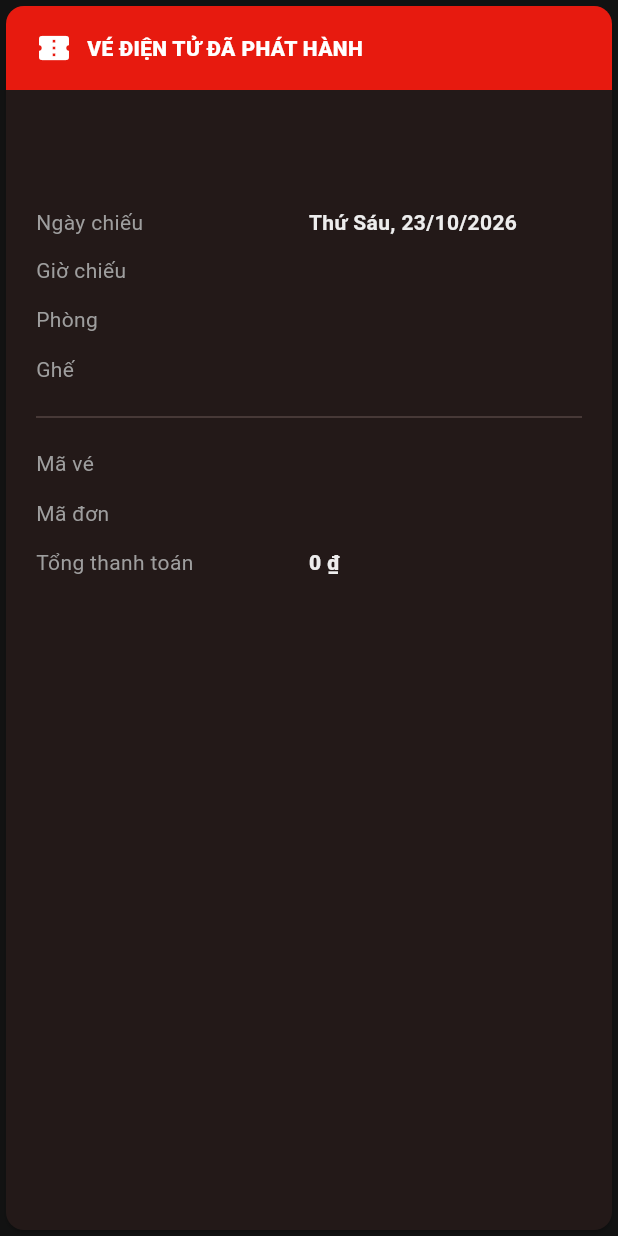
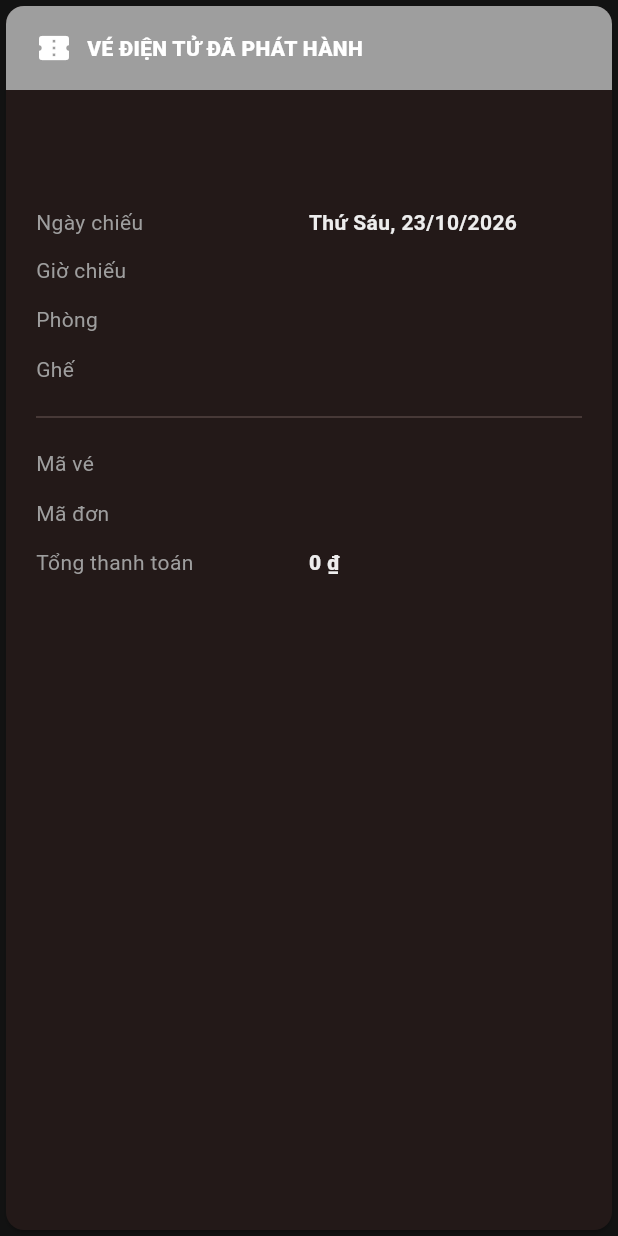
Before and after one commit to TuongVy-dev/CinemaBookingApp, a Flutter app: the _IssuedTicketCard widget shown alone on an empty page, opened directly with empty values, on a phone screen of 412 x 824 dp. Run offline on Flutter 3.47's test engine with Material 3 defaults, Android fonts, the phone set to English and light mode, and no system bars; our stand-ins replace cookie_jar, dio, dio_cookie_manager, go_router; accounts and stored records are empty; network calls fail.

Commit message:
CE190528_feat(bookings): Show expired ticket detail, UC_27

```diff
--- a/cinema_booking_app/lib/features/bookings_and_payment/presentation/screens/customer_ticket_detail_screen.dart
+++ b/cinema_booking_app/lib/features/bookings_and_payment/presentation/screens/customer_ticket_detail_screen.dart
@@ -45,7 +45,9 @@ class CustomerTicketDetailScreen extends StatelessWidget {
           _IssuedTicketCard(ticket: ticket),
           const SizedBox(height: 20),
           Text(
-            ticket.checkedIn
+            ticket.isExpired
+                ? 'Suất chiếu đã qua. Vé chỉ còn dùng để xem thông tin.'
+                : ticket.checkedIn
                 ? 'Vé đã được sử dụng.'
                 : 'Xuất trình mã vé khi check-in.',
             textAlign: TextAlign.center,
@@ -74,7 +76,9 @@ class _IssuedTicketCard extends StatelessWidget {
       children: [
         Container(
           width: double.infinity,
-          color: ticket.checkedIn ? CinemaColors.muted : CinemaColors.red,
+          color: ticket.checkedIn || ticket.isExpired
+              ? CinemaColors.muted
+              : CinemaColors.red,
           padding: const EdgeInsets.symmetric(vertical: 16, horizontal: 20),
           child: const Row(
             children: [
```
